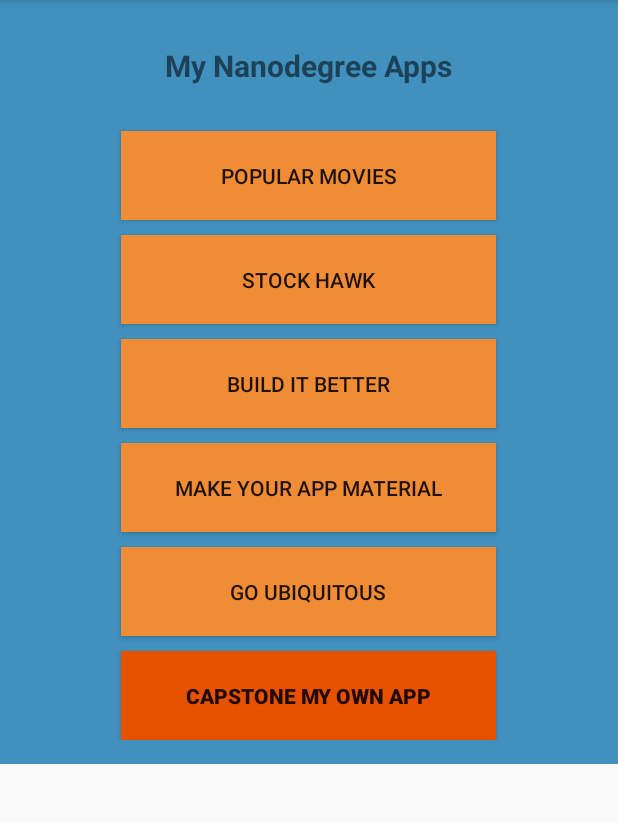
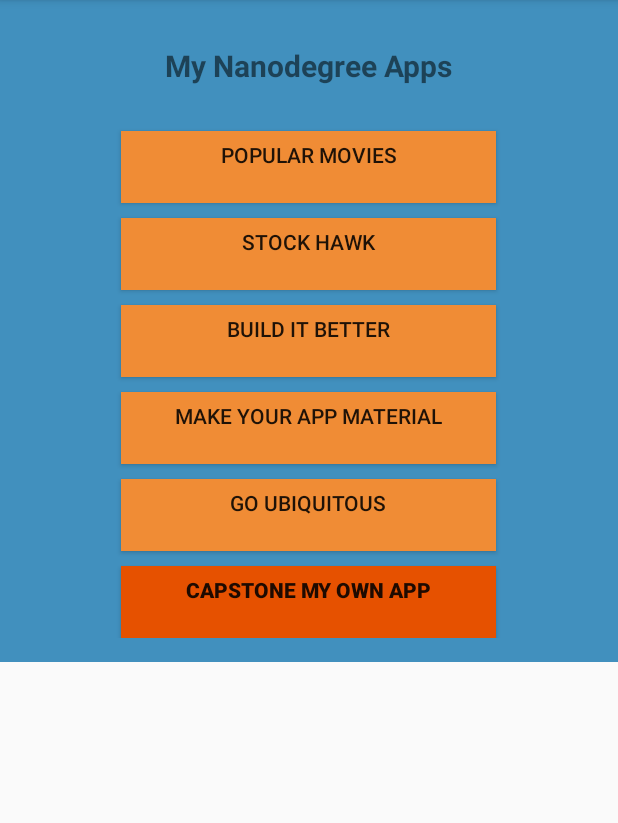
Before and after one commit to bkamboj/MyAppPortfolio, an Android app: the screen it shows after launch (MainActivity), after a tap on "POPULAR MOVIES", on a phone screen of 412 x 824 dp, the part 84-907 px from its top. Run offline under Robolectric (Android 15) with nearby library versions, the phone set to English and light mode, and no system bars.

Commit message:
moved dimensions to dimen.xml refactored display toast feature

```diff
--- a/app/src/main/java/com/example/bkambo/myappportfolio/MainActivity.java
+++ b/app/src/main/java/com/example/bkambo/myappportfolio/MainActivity.java
@@ -1,12 +1,13 @@
 package com.example.bkambo.myappportfolio;
 
+import android.content.Context;
 import android.support.v7.app.AppCompatActivity;
 import android.os.Bundle;
 import android.view.View;
 import android.widget.Button;
 import android.widget.Toast;
 
-public class MainActivity extends AppCompatActivity implements View.OnClickListener {
+public class MainActivity extends AppCompatActivity {
     private Button mPopularMovies;
     private Button mStockHawk;
     private Button mBuildItBetter;
@@ -18,50 +19,19 @@ public class MainActivity extends AppCompatActivity implements View.OnClickListe
     protected void onCreate(Bundle savedInstanceState) {
         super.onCreate(savedInstanceState);
         setContentView(R.layout.activity_main);
-        mPopularMovies = (Button)findViewById(R.id.buttonPopularMovies);
-        mPopularMovies.setOnClickListener(this);
+    }
 
-        mStockHawk = (Button)findViewById(R.id.buttonStockHawk);
-        mStockHawk.setOnClickListener(this);
+    public void displayToast(View view){
+        Button button = (Button) view;
+        String buttonText = (String) button.getText();
 
-        mBuildItBetter = (Button) findViewById(R.id.buttonBuildItBetter);
-        mBuildItBetter.setOnClickListener(this);
+        Context context = getApplicationContext();
 
-        mMakeAppMaterial = (Button) findViewById(R.id.buttonMakeAppMaterial);
-        mMakeAppMaterial.setOnClickListener(this);
+        CharSequence text = getString(R.string.open_app) + " " + buttonText + " project";
+        int duration = Toast.LENGTH_SHORT;
 
-        mGoUbiquitous = (Button) findViewById(R.id.buttonGoUbiquitous);
-        mGoUbiquitous.setOnClickListener(this);
-
-        mCapstone = (Button) findViewById(R.id.buttonCapstone);
-        mCapstone.setOnClickListener(this);
+        Toast toast = Toast.makeText(context,text,duration);
+        toast.show();
 
     }
-
-    @Override
-    public void onClick(View v) {
-        switch (v.getId()){
-            case R.id.buttonPopularMovies:
-                Toast.makeText(this,"This button will launch popular movies project",Toast.LENGTH_SHORT).show();
-                break;
-            case R.id.buttonStockHawk:
-                Toast.makeText(this,"This button will launch stock hawk project",Toast.LENGTH_SHORT).show();
-                break;
-            case R.id.buttonBuildItBetter:
-                Toast.makeText(this,"This button will launch build it better project",Toast.LENGTH_SHORT).show();
-                break;
-            case R.id.buttonMakeAppMaterial:
-                Toast.makeText(this,"This button will launch make app material project",Toast.LENGTH_SHORT).show();
-                break;
-            case R.id.buttonGoUbiquitous:
-                Toast.makeText(this,"This button will launch go ubiquitous project",Toast.LENGTH_SHORT).show();
-                break;
-            case R.id.buttonCapstone:
-                Toast.makeText(this,"This button will launch my capstone project",Toast.LENGTH_SHORT).show();
-                break;
-            default:
-                Toast.makeText(this,"Invalid selection",Toast.LENGTH_SHORT).show();
-                break;
-        }
-    }
 }
--- a/app/src/main/res/layout/activity_main.xml
+++ b/app/src/main/res/layout/activity_main.xml
@@ -20,23 +20,24 @@
         android:text="@string/textview_title"
         android:layout_width="wrap_content"
         android:layout_height="wrap_content"
-        android:layout_marginTop="10dp"
+        android:layout_marginTop="@dimen/button_portfolio_margin"
         android:id="@+id/portfolioTitle"
-        android:paddingLeft="15dp"
-        android:paddingRight="15dp"
-        android:paddingTop="4dp"
-        android:paddingBottom="20dp"
-        android:textSize="20sp"
+        android:paddingLeft="@dimen/textview_title_left_padding"
+        android:paddingRight="@dimen/textview_title_right_padding"
+        android:paddingTop="@dimen/textview_title_top_padding"
+        android:paddingBottom="@dimen/textview_title_bottom_padding"
+        android:textSize="@dimen/textview_title_text_size"
         android:textStyle="normal|bold"/>
     <Button
         android:text="@string/btn_popular_movies"
         android:layout_height="wrap_content"
         android:id="@+id/buttonPopularMovies"
         android:background="@color/buttonBackground"
-        android:layout_width="250dp"
-        android:paddingTop="20dp"
-        android:paddingBottom="20dp"
-        android:layout_marginTop="10dp"
+        android:layout_width="@dimen/button_portfolio_width"
+        android:paddingTop="@dimen/textview_title_top_padding"
+        android:paddingBottom="@dimen/textview_title_bottom_padding"
+        android:layout_marginTop="@dimen/button_portfolio_margin"
+        android:onClick="displayToast"
         />
 
     <Button
@@ -44,50 +45,55 @@
         android:layout_height="wrap_content"
         android:id="@+id/buttonStockHawk"
         android:background="@color/buttonBackground"
-        android:layout_width="250dp"
-        android:layout_marginTop="10dp"
-        android:paddingBottom="20dp"
-        android:paddingTop="20dp" />
+        android:layout_width="@dimen/button_portfolio_width"
+        android:layout_marginTop="@dimen/button_portfolio_margin"
+        android:paddingBottom="@dimen/textview_title_bottom_padding"
+        android:paddingTop="@dimen/textview_title_top_padding"
+        android:onClick="displayToast" />
 
     <Button
         android:text="@string/btn_build_it_better"
-        android:layout_width="250dp"
+        android:layout_width="@dimen/button_portfolio_width"
         android:layout_height="wrap_content"
         android:id="@+id/buttonBuildItBetter"
         android:background="@color/buttonBackground"
-        android:layout_marginTop="10dp"
-        android:paddingBottom="20dp"
-        android:paddingTop="20dp" />
+        android:layout_marginTop="@dimen/button_portfolio_margin"
+        android:paddingBottom="@dimen/textview_title_bottom_padding"
+        android:paddingTop="@dimen/textview_title_top_padding"
+        android:onClick="displayToast" />
 
     <Button
         android:text="@string/btn_make_app_material"
-        android:layout_width="250dp"
+        android:layout_width="@dimen/button_portfolio_width"
         android:layout_height="wrap_content"
         android:id="@+id/buttonMakeAppMaterial"
         android:background="@color/buttonBackground"
-        android:layout_marginTop="10dp"
-        android:paddingBottom="20dp"
-        android:paddingTop="20dp" />
+        android:layout_marginTop="@dimen/button_portfolio_margin"
+        android:paddingBottom="@dimen/textview_title_bottom_padding"
+        android:paddingTop="@dimen/textview_title_top_padding"
+        android:onClick="displayToast" />
 
     <Button
         android:text="@string/btn_go_ubiquitous"
-        android:layout_width="250dp"
+        android:layout_width="@dimen/button_portfolio_width"
         android:layout_height="wrap_content"
         android:id="@+id/buttonGoUbiquitous"
         android:background="@color/buttonBackground"
-        android:layout_marginTop="10dp"
-        android:paddingBottom="20dp"
-        android:paddingTop="20dp"/>
+        android:layout_marginTop="@dimen/button_portfolio_margin"
+        android:paddingBottom="@dimen/textview_title_bottom_padding"
+        android:paddingTop="@dimen/textview_title_top_padding"
+        android:onClick="displayToast" />
 
     <Button
         android:text="@string/btn_capstone_my_app"
         android:layout_height="wrap_content"
         android:id="@+id/buttonCapstone"
         android:background="@color/buttonCapstoneBackground"
-        android:layout_width="250dp"
-        android:layout_marginTop="10dp"
-        android:paddingTop="20dp"
-        android:paddingBottom="20dp"
-        android:textStyle="normal|bold" />
+        android:layout_width="@dimen/button_portfolio_width"
+        android:layout_marginTop="@dimen/button_portfolio_margin"
+        android:paddingTop="@dimen/textview_title_top_padding"
+        android:paddingBottom="@dimen/textview_title_bottom_padding"
+        android:textStyle="normal|bold"
+        android:onClick="displayToast" />
 </LinearLayout>
 </ScrollView>
--- a/app/src/main/res/values/dimens.xml
+++ b/app/src/main/res/values/dimens.xml
@@ -2,4 +2,12 @@
     <!-- Default screen margins, per the Android Design guidelines. -->
     <dimen name="activity_horizontal_margin">16dp</dimen>
     <dimen name="activity_vertical_margin">16dp</dimen>
+    <dimen name="button_portfolio_margin">10dp</dimen>
+    <dimen name="button_portfolio_width">250dp</dimen>
+    <dimen name="textview_title_left_padding">15dp</dimen>
+    <dimen name="textview_title_right_padding">15dp</dimen>
+    <dimen name="textview_title_top_padding">4dp</dimen>
+    <dimen name="textview_title_bottom_padding">20dp</dimen>
+    <dimen name="textview_title_text_size">20sp</dimen>
+
 </resources>
--- a/app/src/main/res/values/strings.xml
+++ b/app/src/main/res/values/strings.xml
@@ -7,4 +7,5 @@
     <string name="btn_go_ubiquitous">GO UBIQUITOUS</string>
     <string name="btn_capstone_my_app">CAPSTONE MY OWN APP</string>
     <string name="textview_title">My Nanodegree Apps</string>
+    <string name="open_app">This button will launch</string>
 </resources>
```
